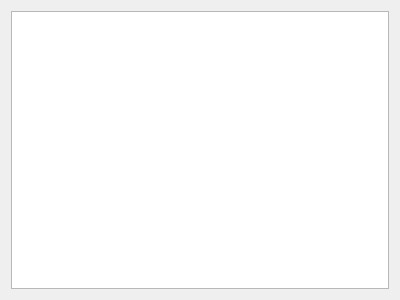
The window that fragmentarea.ui (fkjslee/Fragment) describes before a commit, drawn with Qt 5.
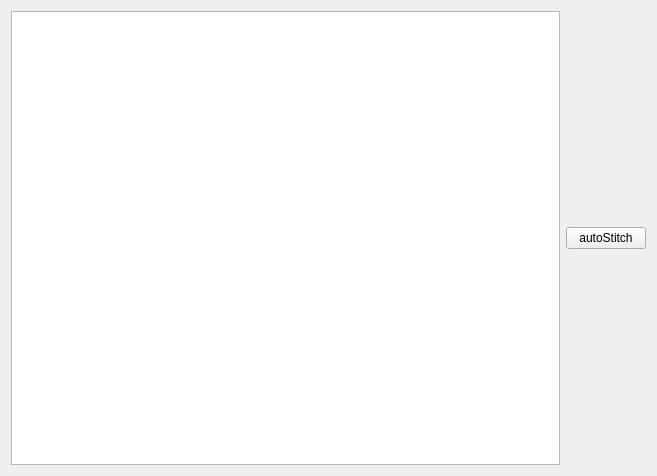
The same window after the commit.

Patch:
```diff
--- a/fragmentarea.ui
+++ b/fragmentarea.ui
@@ -6,8 +6,8 @@
    <rect>
     <x>0</x>
     <y>0</y>
-    <width>400</width>
-    <height>300</height>
+    <width>657</width>
+    <height>476</height>
    </rect>
   </property>
   <property name="windowTitle">
@@ -17,6 +17,13 @@
    <item>
     <widget class="QGraphicsView" name="view"/>
    </item>
+   <item>
+    <widget class="QPushButton" name="autoStitch">
+     <property name="text">
+      <string>autoStitch</string>
+     </property>
+    </widget>
+   </item>
   </layout>
  </widget>
  <resources/>
```
